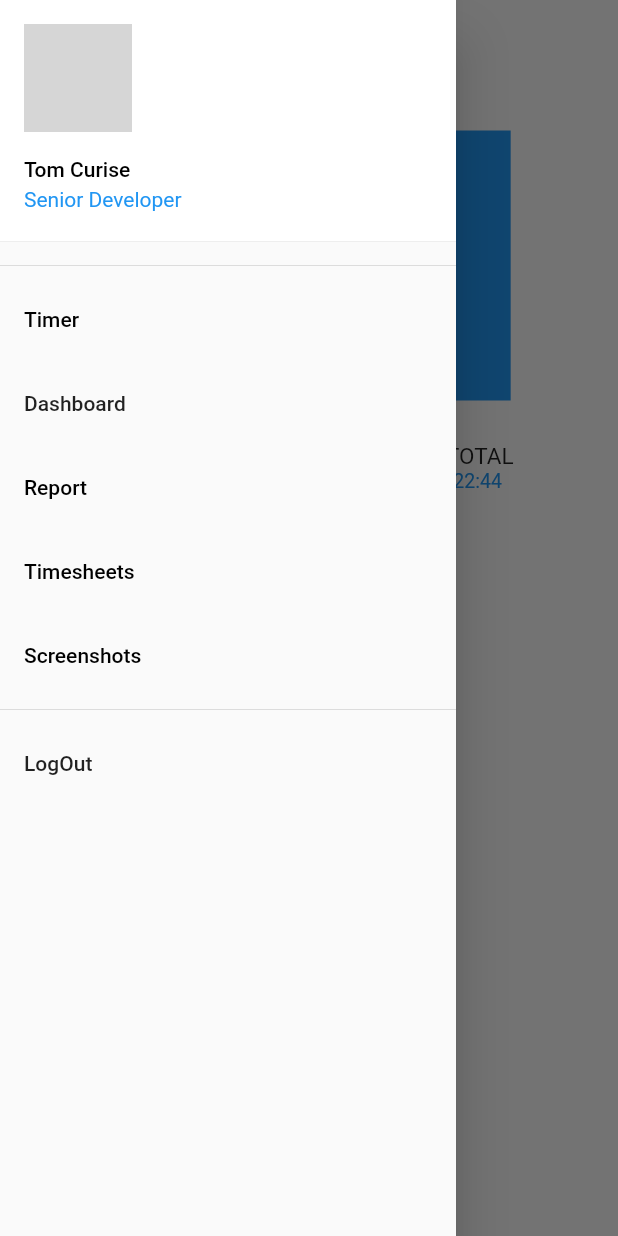
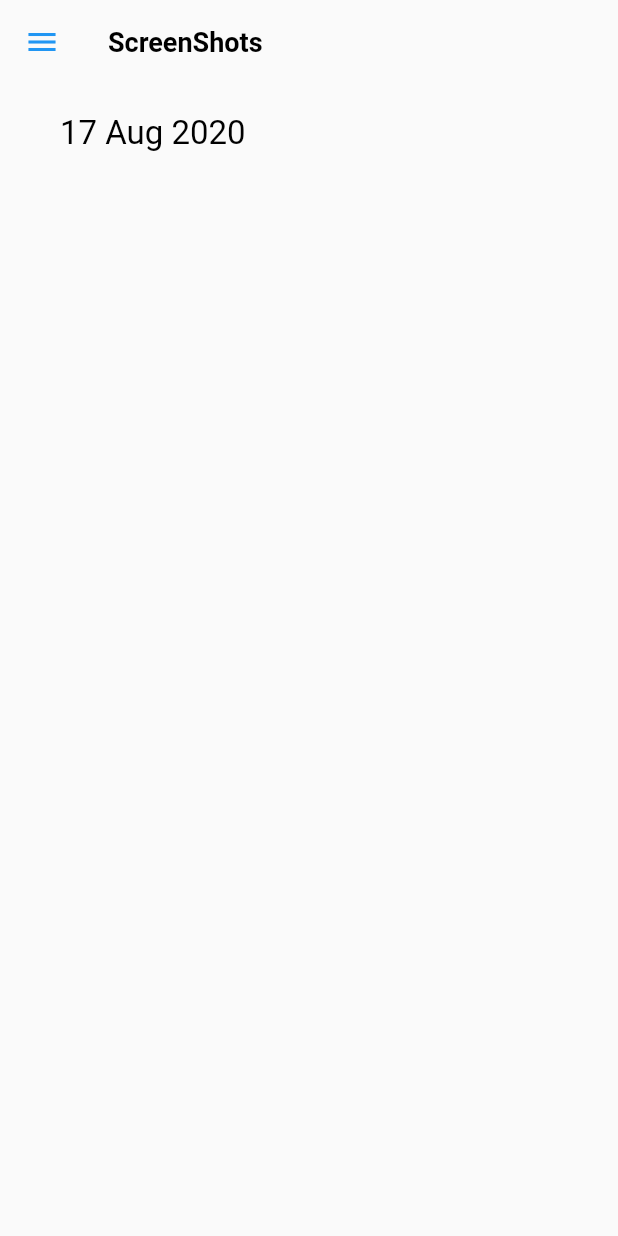
Before and after one commit to KshamaAgrawal/ForTimeStint, a Flutter app: the homePage screen opened directly, in the side drawer, after a tap on "Screenshots", on a phone screen of 412 x 824 dp. Run offline on Flutter 3.47's test engine with Material 2 defaults, Android fonts, the light colour scheme and no system bars; network calls fail; grey boxes are pictures that could not be loaded.

Commit message:
craete screenshot page and switch home to screenshots

```diff
--- a/lib/home.dart
+++ b/lib/home.dart
@@ -2,6 +2,7 @@ import 'package:flutter/material.dart';
 import 'dart:async';
 import 'login_screen.dart';
 import 'dashboard.dart';
+import 'screenshots.dart';
 
 class homePage extends StatefulWidget {
 
@@ -301,10 +302,10 @@ class _State extends State<homePage> {
             ListTile(
               title: Text('Screenshots', style: TextStyle(color: Colors.black),),
               onTap: () {
-              //   Navigator.push(
-              //     context,
-              //     MaterialPageRoute(builder: (context) => page1Page()),
-              //   );
+                Navigator.push(
+                  context,
+                  MaterialPageRoute(builder: (context) => screenshotPage()),
+                );
               },
             ),
 
--- /dev/null
+++ b/lib/screenshots.dart
@@ -0,0 +1,35 @@
+import 'package:flutter/material.dart';
+import 'dart:async';
+
+class screenshotPage extends StatefulWidget {
+
+  @override
+  State<StatefulWidget> createState() => new _State();
+}
+
+class _State extends State<screenshotPage> {
+
+  @override
+  Widget build(BuildContext context) {
+    return Scaffold(
+      appBar: AppBar(
+        iconTheme: new IconThemeData(color: Colors.blue),
+        backgroundColor: Colors.transparent,
+        bottomOpacity: 0.0,
+        elevation: 0.0,
+        title: Text('ScreenShots', style: TextStyle(color: Colors.black, fontSize: 18, fontWeight: FontWeight.bold),),
+      ),
+      body: Center(
+        child: ListView(
+          children: <Widget>[
+          Container(
+            padding: EdgeInsets.symmetric(horizontal: 40.0, vertical: 20.0),
+            child: Text('17 Aug 2020', style: TextStyle(color: Colors.black, fontSize: 22),),
+          ),
+          ],
+        ),
+      ),
+      drawer: Drawer(),
+    );
+  }
+}
```
